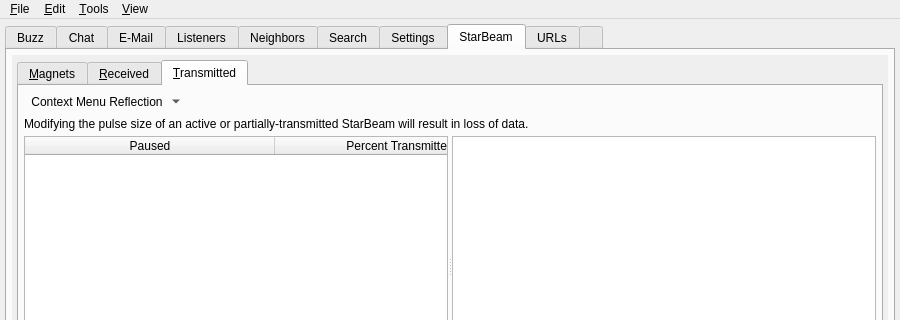
Above: branches/trunk/UI/spot-on-controlcenter.ui from textbrowser/spot-on before the change; both pictures show x 0 to 900 and y 0 to 320 of the 900 by 800 pixel window. Below: the same form after it.
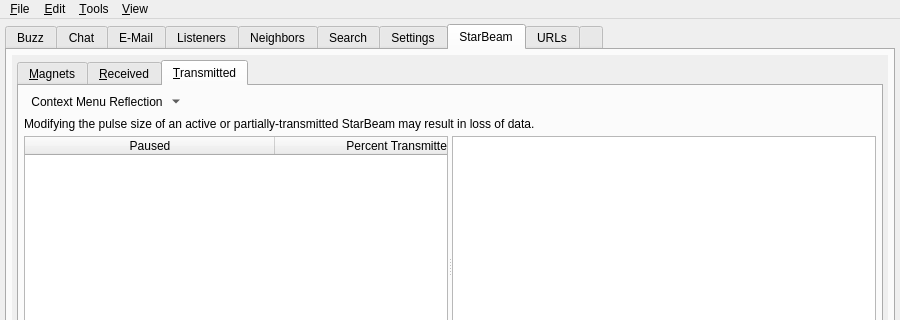
That is the form after the change. The open tabs and pages were chosen to show the change. Icons and pictures are not drawn. Custom widgets are drawn as their Qt base class.

```diff
--- a/branches/trunk/UI/spot-on-controlcenter.ui
+++ b/branches/trunk/UI/spot-on-controlcenter.ui
@@ -8127,7 +8127,7 @@
                 <item>
                  <widget class="QLabel" name="label_31">
                   <property name="text">
-                   <string>Modifying the pulse size of an active or partially-transmitted StarBeam will result in loss of data.</string>
+                   <string>Modifying the pulse size of an active or partially-transmitted StarBeam may result in loss of data.</string>
                   </property>
                   <property name="wordWrap">
                    <bool>true</bool>
```
